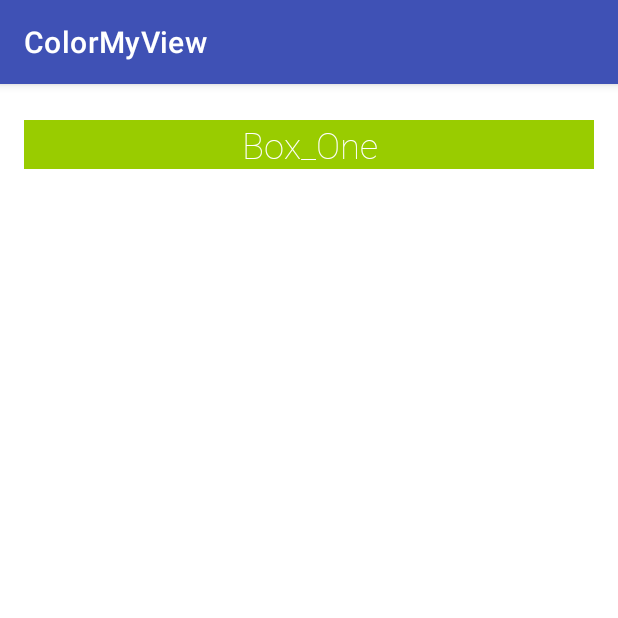
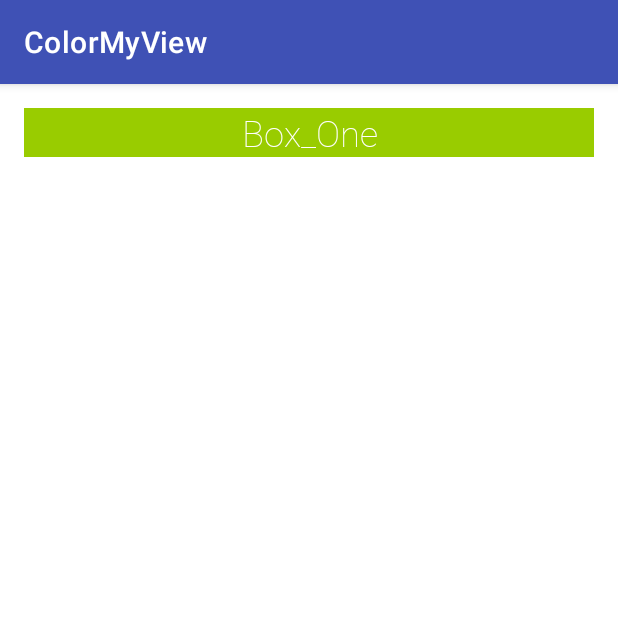
Before and after one commit to moonbear135/ColorMyView, an Android app: the screen it shows after launch (MainActivity), on a phone screen of 412 x 824 dp, the top half of it. Run offline under Robolectric (Android 15) with nearby library versions, the phone set to English and light mode, and no system bars; Roboto replaces fonts that are not available here.

Commit message:
layout_marginTop 부분을
디자인에서 이것저것 만지다가
수치가 변했습니다.

다시 기존의 @dimen/margin_wide로
변경합니다.

```diff
--- a/app/src/main/res/layout/activity_main.xml
+++ b/app/src/main/res/layout/activity_main.xml
@@ -13,7 +13,7 @@
         android:layout_width="0dp"
         android:layout_height="wrap_content"
         android:layout_marginStart="@dimen/margin_wide"
-        android:layout_marginTop="24dp"
+        android:layout_marginTop="@dimen/margin_wide"
         android:layout_marginEnd="@dimen/margin_wide"
         android:text="@string/box_one"
         app:layout_constraintEnd_toEndOf="parent"
```
